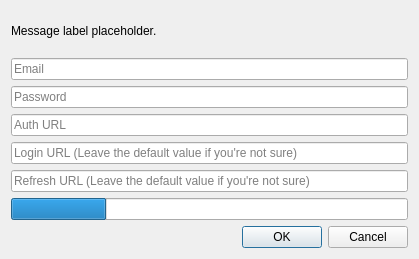
Old version of the form launcher/ui/dialogs/CustomLoginDialog.ui in the repository FreesmTeam/FreesmLauncher.
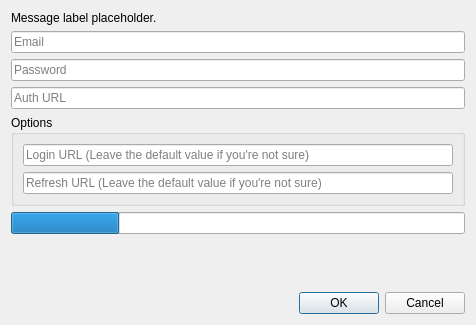
New version of the form.

Commit message: feat(auth): accept http URLs and infer https when scheme is missing

Patch:
```diff
--- a/launcher/ui/dialogs/CustomLoginDialog.ui
+++ b/launcher/ui/dialogs/CustomLoginDialog.ui
@@ -6,12 +6,12 @@
    <rect>
     <x>0</x>
     <y>0</y>
-    <width>419</width>
-    <height>259</height>
+       <width>476</width>
+       <height>325</height>
    </rect>
   </property>
   <property name="sizePolicy">
-   <sizepolicy hsizetype="Fixed" vsizetype="Fixed">
+      <sizepolicy hsizetype="Preferred" vsizetype="Preferred">
     <horstretch>0</horstretch>
     <verstretch>0</verstretch>
    </sizepolicy>
@@ -28,6 +28,9 @@
      <property name="textFormat">
       <enum>Qt::TextFormat::RichText</enum>
      </property>
+        <property name="wordWrap">
+            <bool>true</bool>
+     </property>
      <property name="textInteractionFlags">
       <set>Qt::TextInteractionFlag::NoTextInteraction</set>
      </property>
@@ -58,6 +61,12 @@
     </widget>
    </item>
    <item>
+       <widget class="QGroupBox" name="optionsBox">
+           <property name="title">
+               <string>Options</string>
+           </property>
+           <layout class="QVBoxLayout" name="verticalLayout_2">
+               <item>
     <widget class="QLineEdit" name="loginUrlTextBox">
      <property name="placeholderText">
       <string>Login URL (Leave the default value if you're not sure)</string>
@@ -71,6 +80,9 @@
      </property>
     </widget>
    </item>
+           </layout>
+    </widget>
+   </item>
    <item>
     <widget class="QProgressBar" name="progressBar">
      <property name="value">
@@ -81,6 +93,19 @@
      </property>
     </widget>
    </item>
+      <item>
+          <spacer name="verticalSpacer">
+              <property name="orientation">
+                  <enum>Qt::Orientation::Vertical</enum>
+              </property>
+              <property name="sizeHint" stdset="0">
+                  <size>
+                      <width>20</width>
+                      <height>40</height>
+                  </size>
+              </property>
+          </spacer>
+   </item>
    <item>
     <widget class="QDialogButtonBox" name="buttonBox">
      <property name="orientation">
```
Lines whose indentation alone changed are shown as unchanged. The commit also changes 1 other file.
